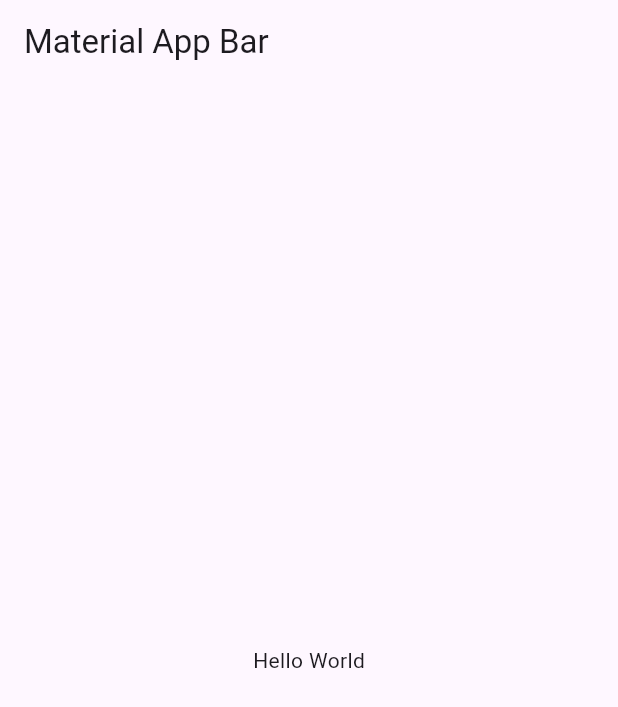
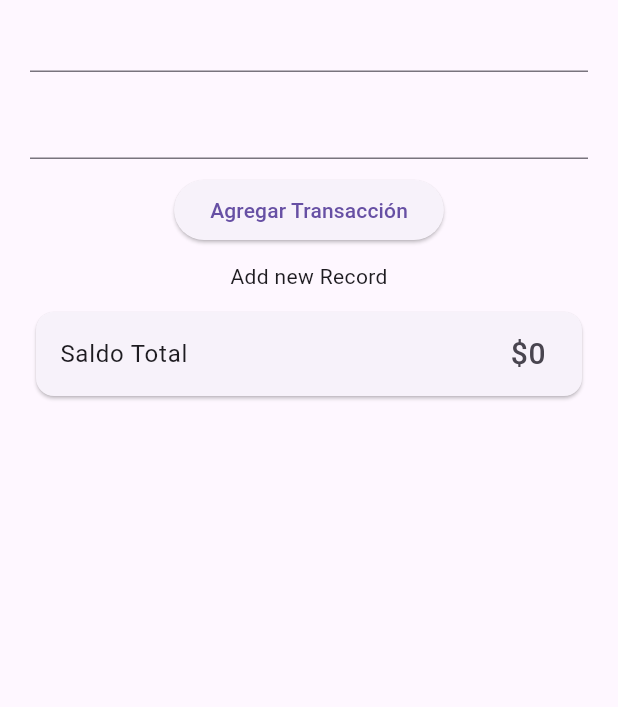
Before and after one commit to mariomedev/retos, a Flutter app: the screen it shows after launch, on a phone screen of 412 x 824 dp. Shown: the top 707 px of the screen. Run offline on Flutter 3.47's test engine with Material 3 defaults, Android fonts, the phone set to English and light mode, and no system bars.

Commit message:
reto 29/06/25

```diff
--- a/lib/main.dart
+++ b/lib/main.dart
@@ -1,4 +1,6 @@
 import 'package:flutter/material.dart';
+
+import 'retos/retos.dart';
 
 void main() => runApp(const MyApp());
 
@@ -7,12 +9,9 @@ class MyApp extends StatelessWidget {
 
   @override
   Widget build(BuildContext context) {
-    return MaterialApp(
+    return const MaterialApp(
       title: 'Retos',
-      home: Scaffold(
-        appBar: AppBar(title: const Text('Material App Bar')),
-        body: const Center(child: Text('Hello World')),
-      ),
+      home: HistorialTransacciones(),
     );
   }
 }
--- a/lib/retos/hitorial_transacciones.dart
+++ b/lib/retos/hitorial_transacciones.dart
@@ -0,0 +1,167 @@
+import 'package:flutter/material.dart';
+
+List<Transaction> transactions = [];
+
+class HistorialTransacciones extends StatefulWidget {
+  const HistorialTransacciones({super.key});
+
+  @override
+  State<HistorialTransacciones> createState() => _HistorialTransaccionesState();
+}
+
+class _HistorialTransaccionesState extends State<HistorialTransacciones> {
+  final _formKey = GlobalKey<FormState>();
+  TextEditingController controllerDescription = TextEditingController();
+  TextEditingController controllerAmount = TextEditingController();
+  int id = 1;
+  int total = 0;
+
+  _addTransaction() async {
+    final type = await _typeTrasaction();
+    final amount = int.parse(controllerAmount.text);
+    transactions.add(
+      Transaction(
+        id: id,
+        description: controllerDescription.text,
+        type: type,
+        amount: amount,
+      ),
+    );
+    id++;
+    _checkTotal();
+    _clearForms();
+    setState(() {});
+  }
+
+  Future<TransactionType> _typeTrasaction() async {
+    final int amount = int.parse(controllerAmount.text);
+    return (amount > 0) ? TransactionType.income : TransactionType.expense;
+  }
+
+  _checkTotal() {
+    total = 0;
+    for (var transaction in transactions) {
+      total += transaction.amount;
+    }
+  }
+
+  _clearForms() {
+    controllerAmount.clear();
+    controllerDescription.clear();
+  }
+
+  _validate(String? value) {
+    if (value == '') return 'Por favor todos los campos son requeridos';
+    return null;
+  }
+
+  @override
+  Widget build(BuildContext context) {
+    return SafeArea(
+      child: Scaffold(
+        body: Padding(
+          padding: const EdgeInsets.symmetric(horizontal: 20),
+
+          child: Form(
+            key: _formKey,
+            child: Column(
+              spacing: 10,
+              children: [
+                TextFormField(
+                  controller: controllerDescription,
+                  validator: (value) => _validate(value),
+                ),
+                TextFormField(
+                  controller: controllerAmount,
+                  validator: (value) => _validate(value),
+                  keyboardType: TextInputType.number,
+                ),
+                ElevatedButton(
+                  onPressed: () {
+                    if (_formKey.currentState!.validate()) {
+                      _addTransaction();
+                    }
+                  },
+                  child: const Text('Agregar Transacción'),
+                ),
+                if (transactions.isEmpty) const Text('Add new Record'),
+                if (transactions.isNotEmpty)
+                  Expanded(
+                    child: ListView.builder(
+                      itemCount: transactions.length,
+                      itemBuilder: (context, index) {
+                        final transaction = transactions[index];
+                        return TransactionsCard(
+                          transaction: transaction,
+                        );
+                      },
+                    ),
+                  ),
+                Card(
+                  child: ListTile(
+                    title: const Text('Saldo Total'),
+                    trailing: Text(
+                      '\$$total',
+                      style: const TextStyle(
+                        fontSize: 20,
+                      ),
+                    ),
+                  ),
+                ),
+                const SizedBox(height: 1),
+              ],
+            ),
+          ),
+        ),
+      ),
+    );
+  }
+}
+
+class TransactionsCard extends StatelessWidget {
+  final Transaction transaction;
+
+  const TransactionsCard({super.key, required this.transaction});
+
+  @override
+  Widget build(BuildContext context) {
+    return Card(
+      child: ListTile(
+        title: Text(
+          transaction.amount.toString(),
+        ),
+        subtitle: Text(
+          transaction.description,
+        ),
+        leading: (transaction.type == TransactionType.income)
+            ? const Icon(
+                Icons.add,
+                color: Colors.green,
+              )
+            : const Icon(
+                Icons.remove,
+                color: Colors.red,
+              ),
+      ),
+    );
+  }
+}
+
+class Transaction {
+  final int id;
+  final String description;
+  final TransactionType type;
+  final int amount;
+
+  Transaction({
+    required this.id,
+    required this.description,
+    required this.type,
+    required this.amount,
+  });
+
+  bool get isIncome => type == TransactionType.income;
+  bool get isExpense => type == TransactionType.expense;
+}
+
+enum TransactionType { income, expense }
```
